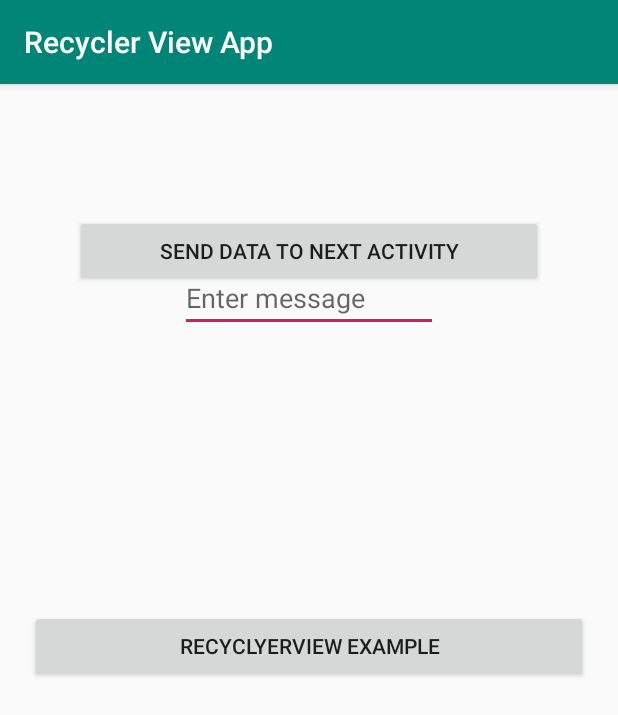
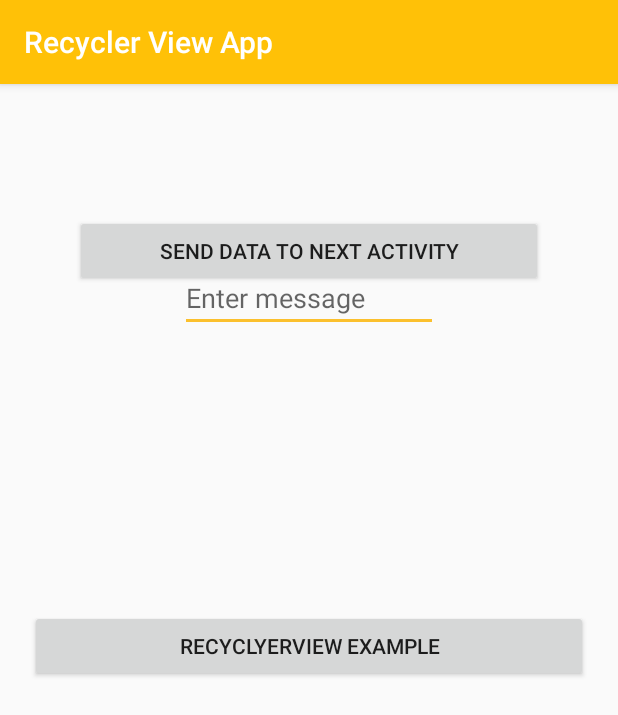
Before and after one commit to madubashena89/RecyclerViewApp, an Android app: the screen it shows after launch (MainActivity), on a phone screen of 412 x 824 dp. Shown: the top 715 px of the screen. Run offline under Robolectric (Android 15) with nearby library versions, the phone set to English and light mode, and no system bars.

Commit message:
theme change

```diff
--- a/app/src/main/res/values/colors.xml
+++ b/app/src/main/res/values/colors.xml
@@ -1,6 +1,6 @@
 <?xml version="1.0" encoding="utf-8"?>
 <resources>
-    <color name="colorPrimary">#008577</color>
-    <color name="colorPrimaryDark">#00574B</color>
-    <color name="colorAccent">#D81B60</color>
+    <color name="colorPrimary">#FFC107</color>
+    <color name="colorPrimaryDark">#D32F2F</color>
+    <color name="colorAccent">#FBC02D</color>
 </resources>
```
Also changed, not shown: app/src/main/ic_launcher_shareApp-web.png (added).
